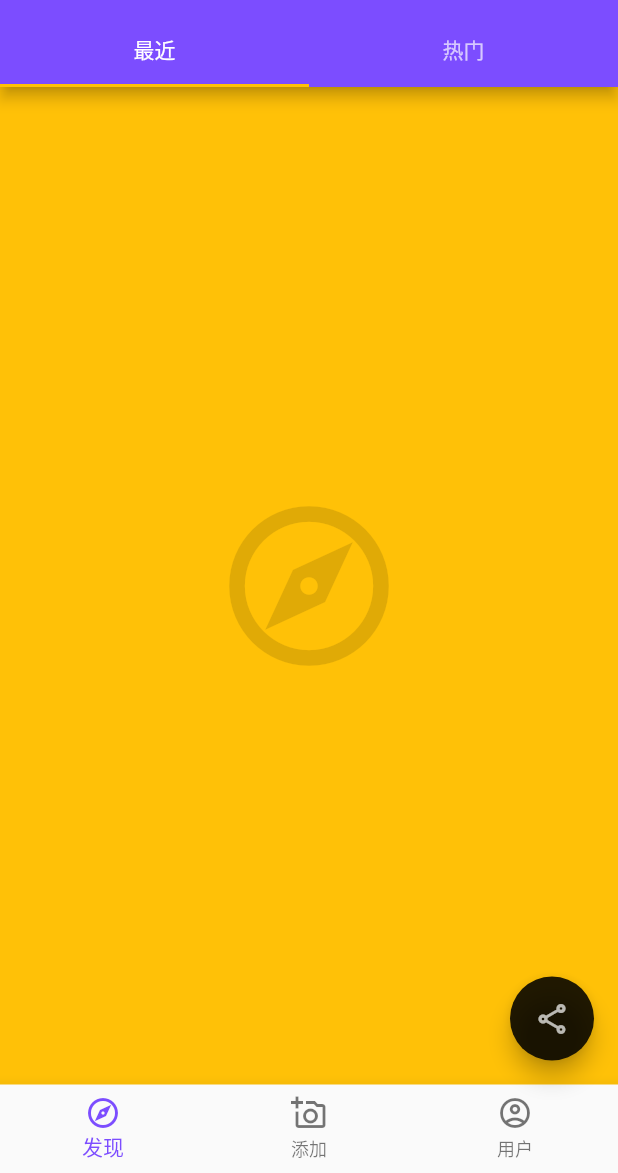
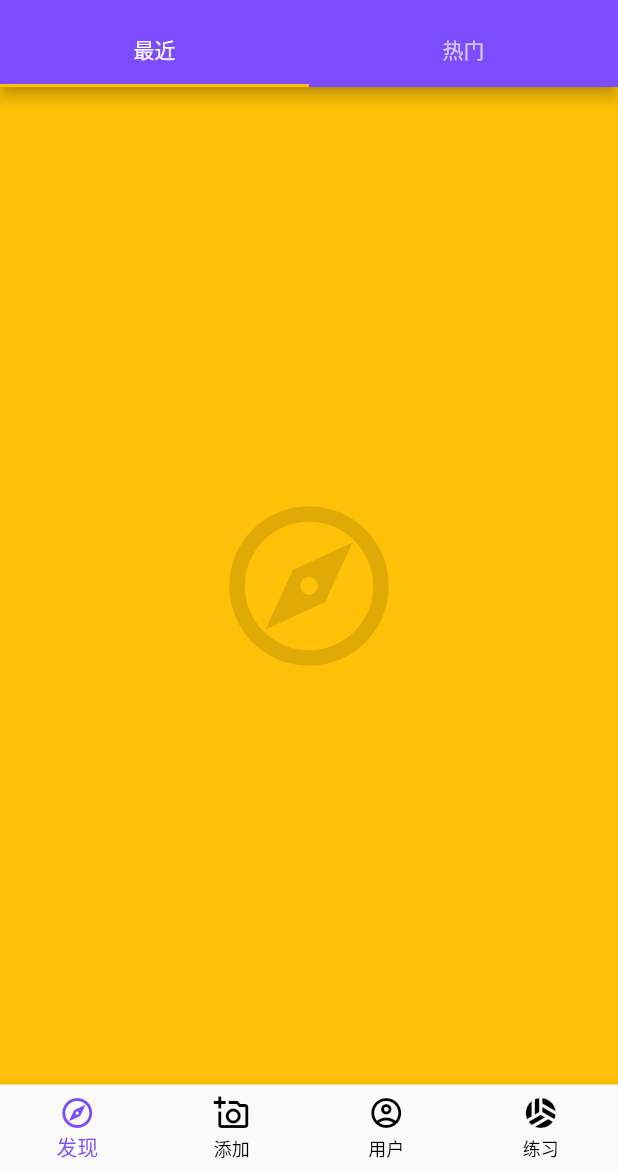
Before and after one commit to ninghao/xb2_flutter, a Flutter app: the screen it shows after launch, on a phone screen of 412 x 824 dp, the part 63-1236 px from its top. Run offline on Flutter 3.47's test engine with Material 2 defaults, Android fonts, the phone set to English and light mode, and no system bars.

Commit message:
准备练习页面小部件

```diff
--- a/lib/app/app.dart
+++ b/lib/app/app.dart
@@ -44,7 +44,7 @@ class _AppState extends State<App> {
             currentIndex: currentAppBottomNavigationBarItem,
             onTap: onTapAppBottomNavigationBarItem,
           ),
-          floatingActionButton: AppFloatingActionButton(),
+          // floatingActionButton: AppFloatingActionButton(),
           drawer: AppPageAside(),
         ),
       ),
--- a/lib/app/components/app_page_bottom.dart
+++ b/lib/app/components/app_page_bottom.dart
@@ -14,6 +14,10 @@ class AppPageBottom extends StatelessWidget {
     return BottomNavigationBar(
       currentIndex: currentIndex,
       onTap: onTap,
+      unselectedItemColor: Colors.black,
+      selectedItemColor: Colors.deepPurpleAccent,
+      showSelectedLabels: true,
+      type: BottomNavigationBarType.fixed,
       items: [
         BottomNavigationBarItem(
           icon: Icon(Icons.explore_outlined),
@@ -27,6 +31,10 @@ class AppPageBottom extends StatelessWidget {
           icon: Icon(Icons.account_circle_outlined),
           label: '用户',
         ),
+        BottomNavigationBarItem(
+          icon: Icon(Icons.sports_volleyball),
+          label: '练习',
+        ),
       ],
     );
   }
--- a/lib/app/components/app_page_main.dart
+++ b/lib/app/components/app_page_main.dart
@@ -1,4 +1,5 @@
 import 'package:flutter/material.dart';
+import 'package:xb2_flutter/playground/playground.dart';
 import 'package:xb2_flutter/post/create/post_create.dart';
 import 'package:xb2_flutter/post/index/post_index.dart';
 import 'package:xb2_flutter/user/profile/user_profile.dart';
@@ -16,6 +17,8 @@ class AppPageMain extends StatelessWidget {
     PostCreate(),
     // 用户
     UserProfile(),
+    // 练习
+    Playground(),
   ];
 
   @override
```
Also changed, not shown: lib/playground/layout/playground_layout.dart (added, +8 -0 lines), lib/playground/playground.dart (added, +9 -0 lines).
